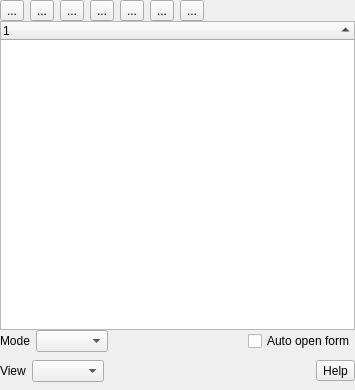
qgis/QGIS, file src/ui/qgsidentifyresultsbase.ui: the form before one commit.
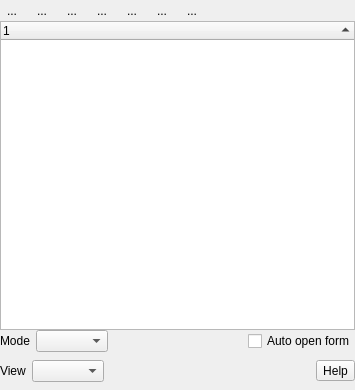
The form after the commit. Icons and pictures are not drawn. Custom widgets are drawn as their Qt base class.

Commit message: Set auto raise for identify toolbar icons

What changed in the file:
```diff
--- a/src/ui/qgsidentifyresultsbase.ui
+++ b/src/ui/qgsidentifyresultsbase.ui
@@ -65,6 +65,9 @@
             <iconset>
              <normaloff>../../images/themes/default/mActionExpandTree.png</normaloff>../../images/themes/default/mActionExpandTree.png</iconset>
            </property>
+           <property name="autoRaise">
+            <bool>true</bool>
+           </property>
           </widget>
          </item>
          <item>
@@ -79,6 +82,9 @@
             <iconset>
              <normaloff>../../images/themes/default/mActionCollapseTree.png</normaloff>../../images/themes/default/mActionCollapseTree.png</iconset>
            </property>
+           <property name="autoRaise">
+            <bool>true</bool>
+           </property>
           </widget>
          </item>
          <item>
@@ -96,6 +102,9 @@
            <property name="checkable">
             <bool>true</bool>
            </property>
+           <property name="autoRaise">
+            <bool>true</bool>
+           </property>
           </widget>
          </item>
          <item>
@@ -107,6 +116,9 @@
             <iconset resource="../../images/images.qrc">
              <normaloff>:/images/themes/default/mActionPropertyItem.png</normaloff>:/images/themes/default/mActionPropertyItem.png</iconset>
            </property>
+           <property name="autoRaise">
+            <bool>true</bool>
+           </property>
           </widget>
          </item>
          <item>
@@ -124,6 +136,9 @@
            <property name="checkable">
             <bool>false</bool>
            </property>
+           <property name="autoRaise">
+            <bool>true</bool>
+           </property>
           </widget>
          </item>
          <item>
@@ -141,6 +156,9 @@
            <property name="checkable">
             <bool>false</bool>
            </property>
+           <property name="autoRaise">
+            <bool>true</bool>
+           </property>
           </widget>
          </item>
          <item>
@@ -161,6 +179,9 @@
            <property name="checkable">
             <bool>false</bool>
            </property>
+           <property name="autoRaise">
+            <bool>true</bool>
+           </property>
           </widget>
          </item>
          <item>
```
